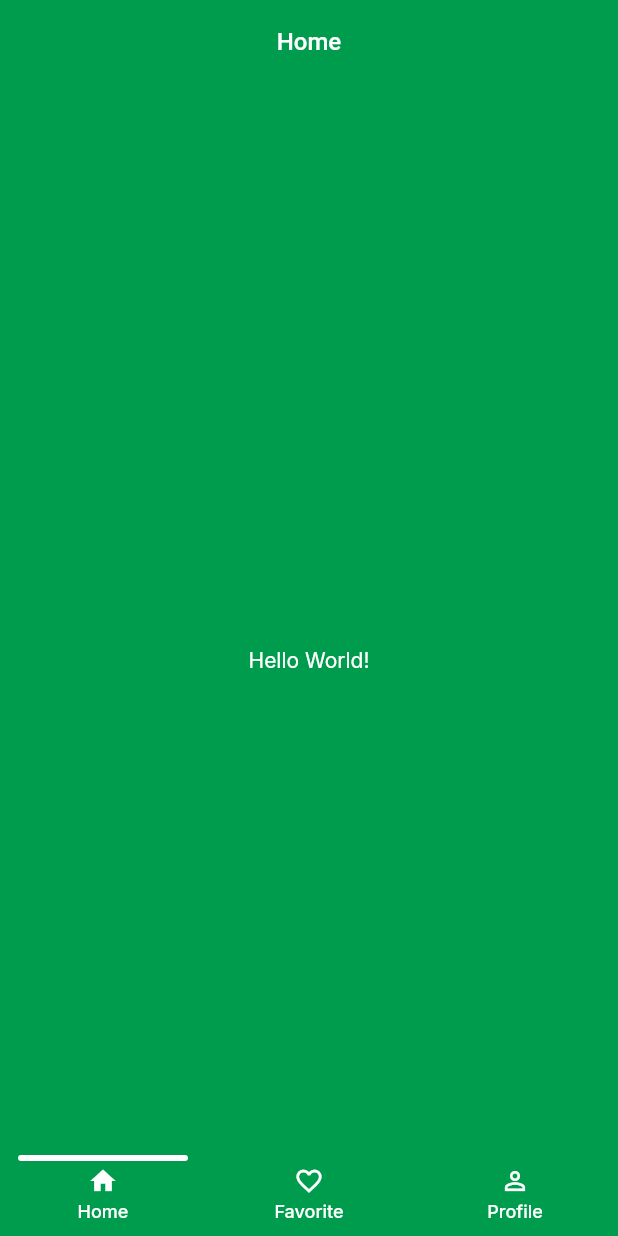
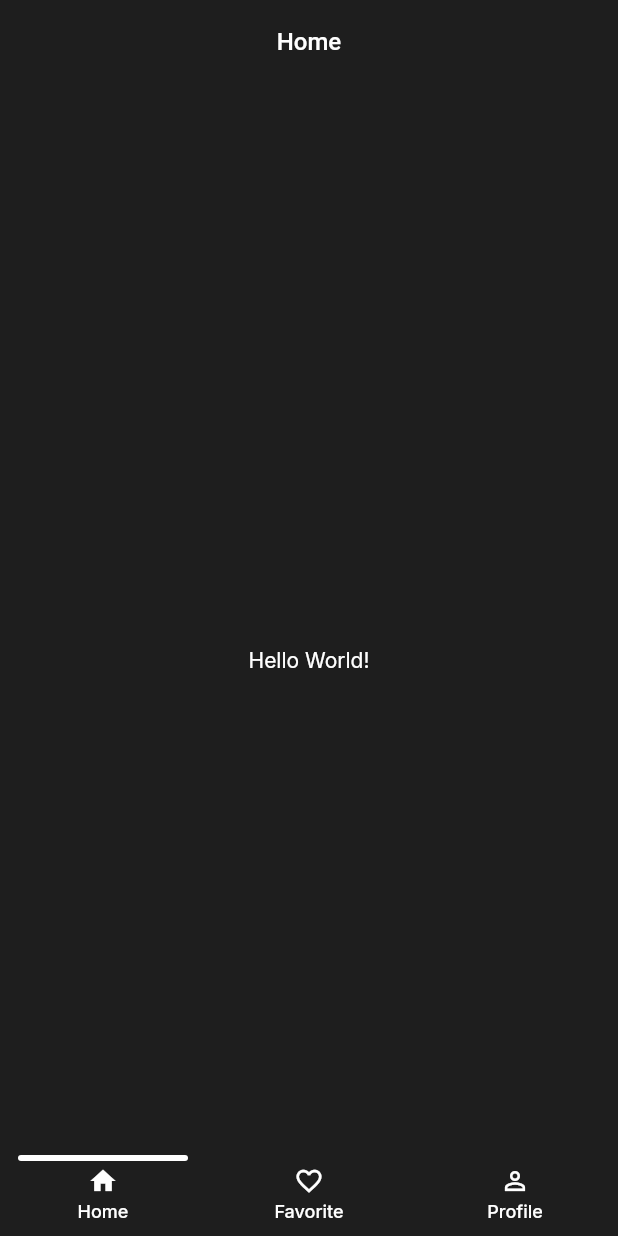
Before and after one commit to Kirara02/flutter_base, a Flutter app: the screen it shows after launch, on a phone screen of 412 x 824 dp. Run offline on Flutter 3.47's test engine with Material 2 defaults, Android fonts, the phone set to English and light mode, and no system bars; drawn by our look-alikes of persistent_bottom_nav_bar_v2; our stand-ins replace cached_network_image, flutter_dotenv, google_fonts, shimmer.

```diff
--- a/lib/src/config/theme/colors.dart
+++ b/lib/src/config/theme/colors.dart
@@ -6,7 +6,7 @@ class AppColors {
   static final MaterialColor primaryColors =
       ColorUtility.generateMaterialColor(primary);
 
-  static const Color primary = Color(0xFF009C4D);
+  static const Color primary = Color(0xFF1e1e1e);
   static const Color primaryLight = Color(0xff7209b7);
   static const Color primaryDark = Color(0xff06283D);
   static const Color danger = Color(0xffE76161);
```
Also changed, not shown: 1 other file.
